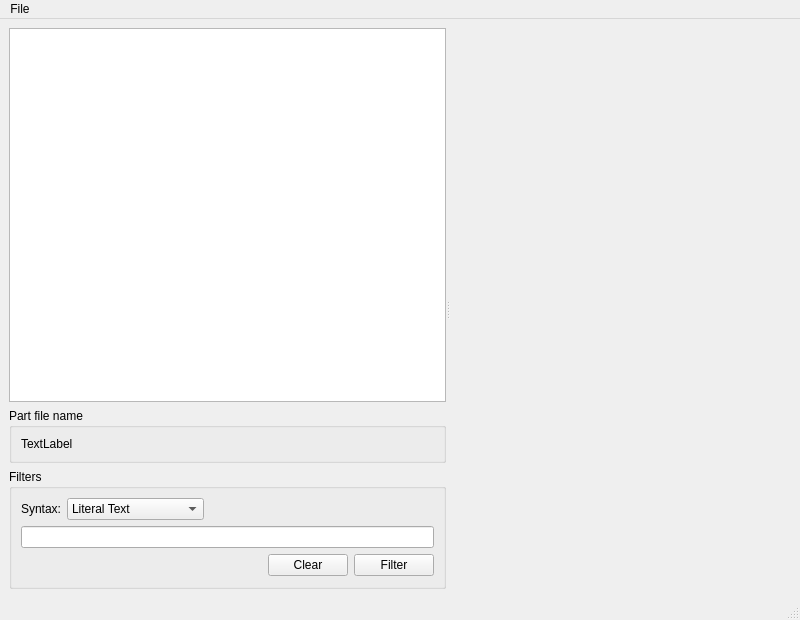
HazenBabcock/opensdraw, file partviewer/partviewer.ui: the form before one commit.
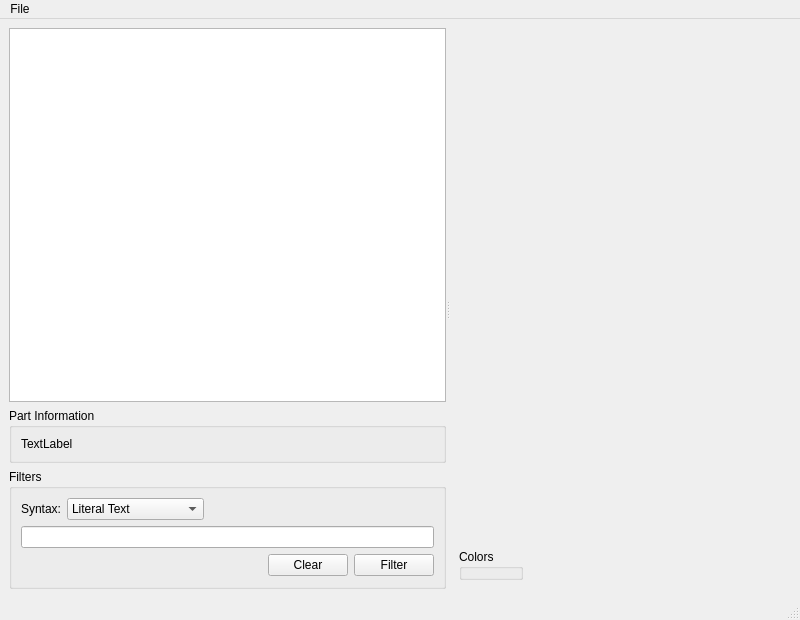
The form after the commit. Custom widgets are drawn as their Qt base class.

Commit message: Add color picker.

Patch:
```diff
--- a/partviewer/partviewer.ui
+++ b/partviewer/partviewer.ui
@@ -41,7 +41,7 @@
            </sizepolicy>
           </property>
           <property name="title">
-           <string>Part file name</string>
+           <string>Part Information</string>
           </property>
           <layout class="QGridLayout" name="gridLayout">
            <item row="0" column="0">
@@ -188,17 +188,39 @@
         <item>
          <widget class="QWidget" name="colorWidget" native="true">
           <property name="sizePolicy">
-           <sizepolicy hsizetype="Expanding" vsizetype="Expanding">
-            <horstretch>5</horstretch>
+           <sizepolicy hsizetype="Preferred" vsizetype="Preferred">
+            <horstretch>0</horstretch>
             <verstretch>0</verstretch>
            </sizepolicy>
           </property>
           <property name="minimumSize">
            <size>
-            <width>200</width>
-            <height>200</height>
+            <width>0</width>
+            <height>0</height>
            </size>
           </property>
+          <layout class="QGridLayout" name="gridLayout_3">
+           <item row="0" column="0">
+            <widget class="QGroupBox" name="colorGroupBox">
+             <property name="title">
+              <string>Colors</string>
+             </property>
+            </widget>
+           </item>
+           <item row="0" column="1">
+            <spacer name="horizontalSpacer_3">
+             <property name="orientation">
+              <enum>Qt::Horizontal</enum>
+             </property>
+             <property name="sizeHint" stdset="0">
+              <size>
+               <width>40</width>
+               <height>20</height>
+              </size>
+             </property>
+            </spacer>
+           </item>
+          </layout>
          </widget>
         </item>
        </layout>
```
The commit also changes 1 other file.
